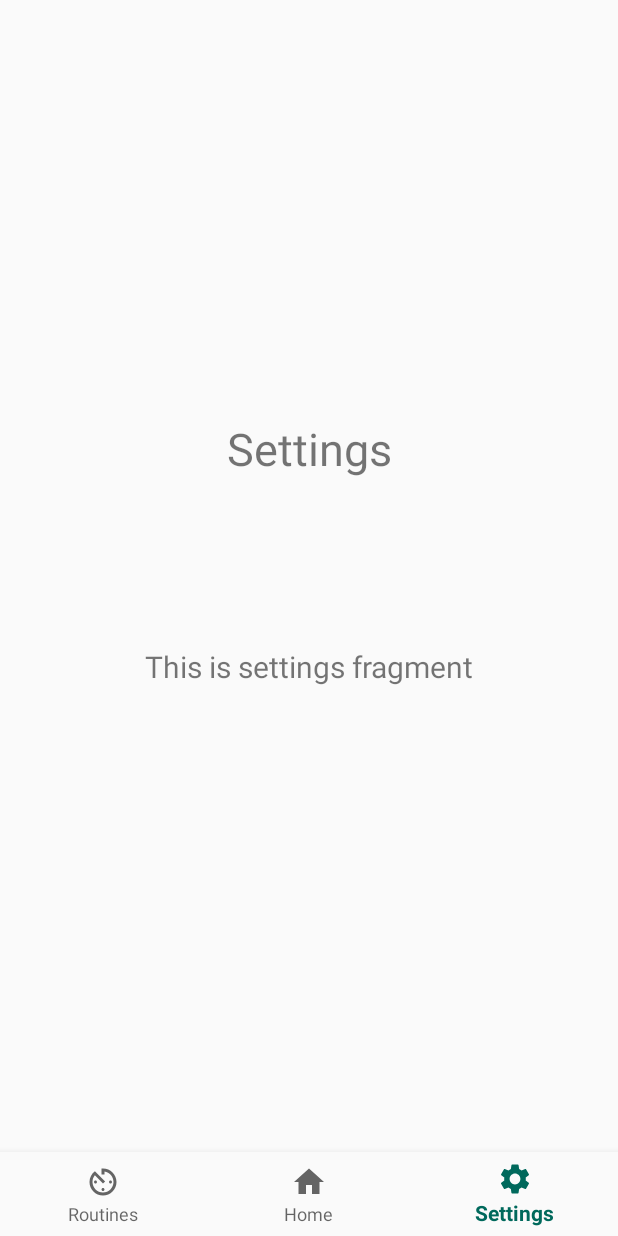
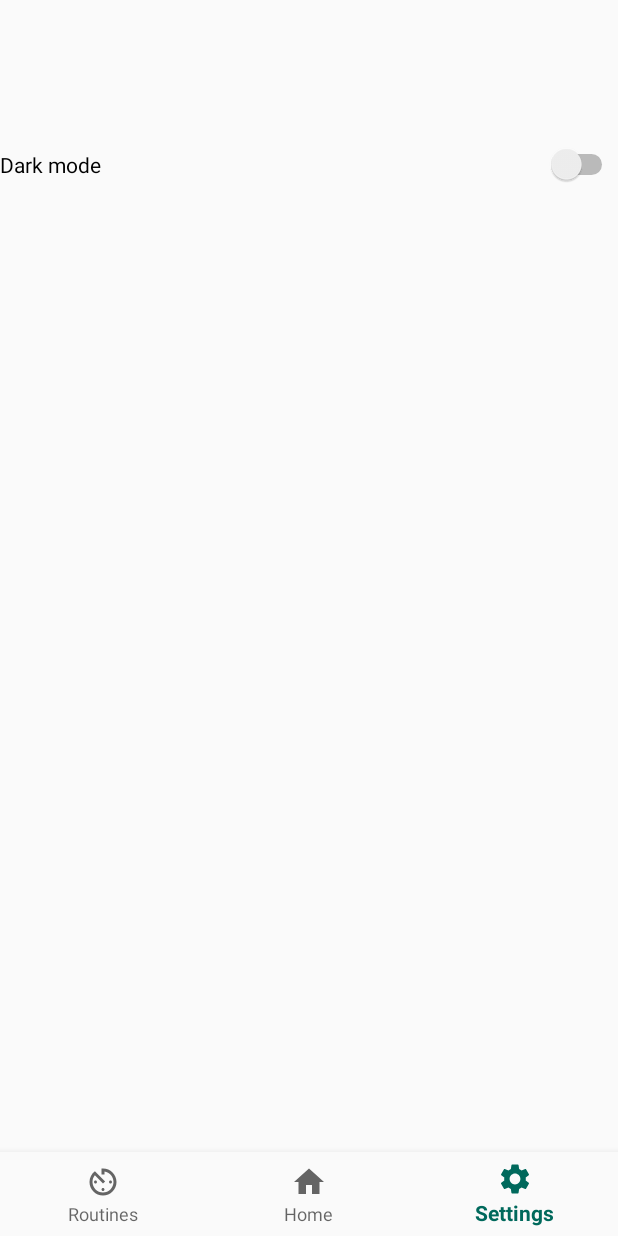
Before and after one commit to scottlin19/hci_mobile, an Android app: the SettingsFragment screen opened through its navigation route, on a phone screen of 412 x 824 dp. Run offline under Robolectric (Android 15) with nearby library versions, the phone set to English and light mode, and no system bars; our stand-ins replace navigation-ui.

Commit message:
DarkMode switch

```diff
--- a/app/src/main/java/ar/edu/itba/hci/ui/settings/SettingsFragment.java
+++ b/app/src/main/java/ar/edu/itba/hci/ui/settings/SettingsFragment.java
@@ -4,32 +4,42 @@ import android.os.Bundle;
 import android.view.LayoutInflater;
 import android.view.View;
 import android.view.ViewGroup;
+import android.widget.Switch;
 import android.widget.TextView;
 
 import androidx.annotation.NonNull;
 import androidx.annotation.Nullable;
+import androidx.appcompat.app.AppCompatDelegate;
 import androidx.fragment.app.Fragment;
 import androidx.lifecycle.Observer;
 import androidx.lifecycle.ViewModelProviders;
 
+import ar.edu.itba.hci.MainActivity;
 import ar.edu.itba.hci.R;
 
 public class SettingsFragment extends Fragment {
 
     private SettingsViewModel settingsViewModel;
+    private Switch themeSwitch;
 
     public View onCreateView(@NonNull LayoutInflater inflater,
                              ViewGroup container, Bundle savedInstanceState) {
         settingsViewModel =
                 ViewModelProviders.of(this).get(SettingsViewModel.class);
         View root = inflater.inflate(R.layout.fragment_settings, container, false);
-        final TextView textView = root.findViewById(R.id.text_settings);
-        settingsViewModel.getText().observe(getViewLifecycleOwner(), new Observer<String>() {
+        themeSwitch = root.findViewById(R.id.theme_switch);
+        themeSwitch.setOnClickListener(new View.OnClickListener() {
             @Override
-            public void onChanged(@Nullable String s) {
-                textView.setText(s);
+            public void onClick(View v) {
+                if(themeSwitch.isChecked()) {
+                    AppCompatDelegate.setDefaultNightMode(AppCompatDelegate.MODE_NIGHT_YES);
+                }
+                else {
+                    AppCompatDelegate.setDefaultNightMode(AppCompatDelegate.MODE_NIGHT_NO);
+                }
             }
         });
         return root;
     }
+
 }
--- a/app/src/main/res/layout/fragment_settings.xml
+++ b/app/src/main/res/layout/fragment_settings.xml
@@ -6,29 +6,14 @@
     android:layout_height="match_parent"
     tools:context=".ui.settings.SettingsFragment">
 
-    <TextView
-        android:id="@+id/settings"
-        android:layout_width="wrap_content"
-        android:layout_height="wrap_content"
-        android:text="Settings"
-        android:textSize="30sp"
-        app:layout_constraintBottom_toBottomOf="parent"
+    <Switch
+        android:id="@+id/theme_switch"
+        android:layout_width="match_parent"
+        android:layout_height="25dp"
+        android:layout_marginTop="40dp"
+        android:text="@string/themeSwitch"
         app:layout_constraintEnd_toEndOf="parent"
-        app:layout_constraintStart_toStartOf="parent"
-        app:layout_constraintTop_toTopOf="parent"
-        app:layout_constraintVertical_bias="0.306" />
-
-    <TextView
-        android:id="@+id/text_settings"
-        android:layout_width="match_parent"
-        android:layout_height="wrap_content"
-        android:layout_marginStart="8dp"
-        android:layout_marginTop="8dp"
-        android:layout_marginEnd="8dp"
-        android:textAlignment="center"
-        android:textSize="20sp"
-        app:layout_constraintBottom_toBottomOf="parent"
-        app:layout_constraintEnd_toEndOf="parent"
+        app:layout_constraintHorizontal_bias="0.494"
         app:layout_constraintStart_toStartOf="parent"
         app:layout_constraintTop_toTopOf="parent" />
 </androidx.constraintlayout.widget.ConstraintLayout>
--- a/app/src/main/res/values/strings.xml
+++ b/app/src/main/res/values/strings.xml
@@ -4,4 +4,5 @@
     <string name="title_home">Home</string>
     <string name="title_routines">Routines</string>
     <string name="title_settings">Settings</string>
+    <string name="themeSwitch">Dark mode</string>
 </resources>
```
Also changed, not shown: app/src/main/java/ar/edu/itba/hci/MainActivity.java (+0 -13 lines).
